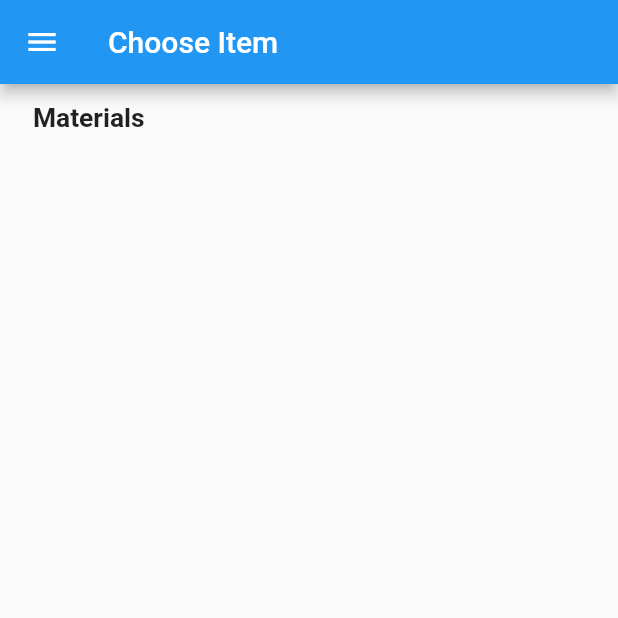
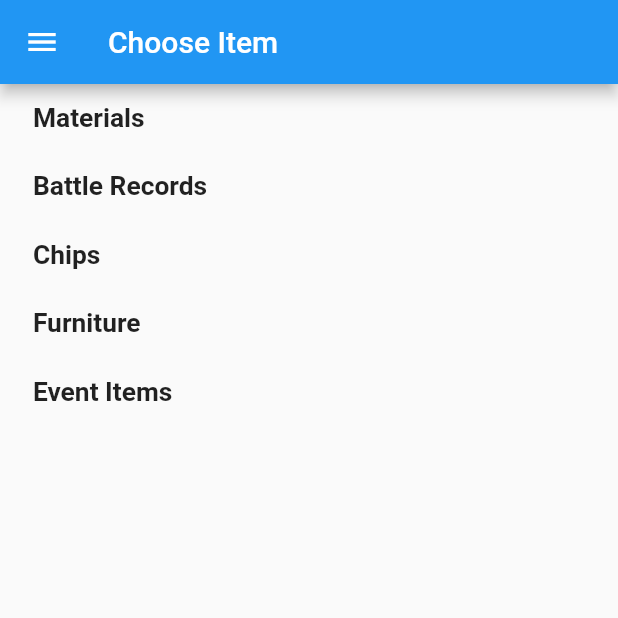
Before and after one commit to kimomiya/Rhodersisland-Terminal, a Flutter app: the ItemsPage screen opened by its route, on a phone screen of 412 x 824 dp, the top half of it. Run offline on Flutter 3.47's test engine with Material 2 defaults, Android fonts, the phone set to English and light mode, and no system bars; our stand-ins replace auto_route, bot_toast, connectivity, dartz, dio, flutter_riverpod and 11 more; accounts and stored records are empty; generated files the repository leaves out were written again; network calls fail.

Commit message:
feat(implement): display all items on items page

```diff
--- a/lib/l10n/intl_en.arb
+++ b/lib/l10n/intl_en.arb
@@ -7,12 +7,12 @@
   "splash": "Splash",
   "connecting": "Connecting to the neural network of Rhodes Island",
   "amiyaAttention": "There's still lots of work that needs to be done, Doctor. You can't rest now!",
-  "items": "Choose Item",
-  "activityItem": "Event Items",
-  "cardExp": "Battle Records",
-  "chip": "Chips",
-  "furn": "Furniture",
-  "material": "Materials",
+  "chooseItem": "Choose Item",
+  "eventItems": "Event Items",
+  "battleRecords": "Battle Records",
+  "chips": "Chips",
+  "furniture": "Furniture",
+  "materials": "Materials",
   "uncategorized": "Uncategorized",
   "recruit": "Recruit"
 }
--- a/lib/presentation/core/widgets/rhodes_app_bar.dart
+++ b/lib/presentation/core/widgets/rhodes_app_bar.dart
@@ -9,13 +9,13 @@ class RhodesAppBar extends StatelessWidget implements PreferredSizeWidget {
   @override
   Size get preferredSize => const Size.fromHeight(kToolbarHeight);
 
-  final String title;
+  final Widget title;
   final List<Widget> actions;
 
   @override
   Widget build(BuildContext context) {
     return AppBar(
-      title: Text(title),
+      title: title,
       actions: actions,
     );
   }
--- a/lib/presentation/item/items_page.dart
+++ b/lib/presentation/item/items_page.dart
@@ -12,14 +12,20 @@ class ItemsPage extends StatelessWidget {
   @override
   Widget build(BuildContext context) {
     return Scaffold(
-      appBar: RhodesAppBar(title: S.of(context).items),
+      appBar: RhodesAppBar(title: Text(S.of(context).chooseItem)),
       body: _buildBody(),
       drawer: const RhodesDrawer(),
     );
   }
 
   Widget _buildBody() {
-    const items = [MaterialItemsView()];
+    const items = [
+      MaterialsView(),
+      BattleRecordsView(),
+      ChipsView(),
+      FurnitureView(),
+      EventItemsView(),
+    ];
     return ListView.builder(
       padding: EdgeInsets.symmetric(vertical: 20.h, horizontal: 40.w),
       itemBuilder: (context, index) => items[index],
--- /dev/null
+++ b/lib/presentation/item/widgets/battle_records_view.dart
@@ -0,0 +1,64 @@
+import 'package:flutter/material.dart';
+import 'package:flutter_riverpod/flutter_riverpod.dart';
+import 'package:flutter_screenutil/flutter_screenutil.dart';
+import 'package:kt_dart/collection.dart';
+
+import '../../../application/item/item_provider.dart';
+import '../../../application/item/items_provider.dart';
+import '../../../core/enums/item_type.dart';
+import '../../../generated/l10n.dart';
+import 'item_chip.dart';
+
+final _battleRecords = Provider.autoDispose((ref) {
+  final items = ref.watch(itemsProvider.state).items;
+  return items.filter((item) => item.type == ItemType.battleRecord);
+});
+
+class BattleRecordsView extends StatelessWidget {
+  const BattleRecordsView();
+
+  @override
+  Widget build(BuildContext context) {
+    return Column(
+      crossAxisAlignment: CrossAxisAlignment.start,
+      children: [
+        _buildTypeLabel(context),
+        _buildGrid(),
+      ],
+    );
+  }
+
+  Widget _buildTypeLabel(BuildContext context) {
+    return Text(
+      S.of(context).battleRecords,
+      style: TextStyle(fontSize: 32.sp, fontWeight: FontWeight.bold),
+    );
+  }
+
+  Widget _buildGrid() {
+    return Consumer(
+      builder: (contexxt, watch, child) {
+        final battleRecords = watch(_battleRecords);
+
+        final chips = <Widget>[];
+        for (final item in battleRecords.iter) {
+          final chip = ProviderScope(
+            overrides: [currentItem.overrideWithValue(item)],
+            child: const ItemChip(),
+          );
+          chips.add(chip);
+        }
+
+        return GridView.count(
+          primary: false,
+          shrinkWrap: true,
+          padding: EdgeInsets.symmetric(vertical: 20.h),
+          crossAxisCount: 6,
+          mainAxisSpacing: 16.h,
+          crossAxisSpacing: 16.w,
+          children: chips,
+        );
+      },
+    );
+  }
+}
--- a/lib/presentation/item/widgets/material_items_view.dart
+++ b/lib/presentation/item/widgets/chips_view.dart
@@ -1,14 +1,21 @@
 import 'package:flutter/material.dart';
 import 'package:flutter_riverpod/flutter_riverpod.dart';
 import 'package:flutter_screenutil/flutter_screenutil.dart';
+import 'package:kt_dart/collection.dart';
 
 import '../../../application/item/item_provider.dart';
 import '../../../application/item/items_provider.dart';
-import '../../../core/constants/assets_path.dart';
+import '../../../core/enums/item_type.dart';
 import '../../../generated/l10n.dart';
+import 'item_chip.dart';
 
-class MaterialItemsView extends StatelessWidget {
-  const MaterialItemsView();
+final _chips = Provider.autoDispose((ref) {
+  final items = ref.watch(itemsProvider.state).items;
+  return items.filter((item) => item.type == ItemType.chip);
+});
+
+class ChipsView extends StatelessWidget {
+  const ChipsView();
 
   @override
   Widget build(BuildContext context) {
@@ -23,7 +30,7 @@ class MaterialItemsView extends StatelessWidget {
 
   Widget _buildTypeLabel(BuildContext context) {
     return Text(
-      S.of(context).material,
+      S.of(context).chips,
       style: TextStyle(fontSize: 32.sp, fontWeight: FontWeight.bold),
     );
   }
@@ -31,13 +38,13 @@ class MaterialItemsView extends StatelessWidget {
   Widget _buildGrid() {
     return Consumer(
       builder: (contexxt, watch, child) {
-        final materials = watch(materialItems);
+        final battleRecords = watch(_chips);
 
         final chips = <Widget>[];
-        for (final item in materials.iter) {
+        for (final item in battleRecords.iter) {
           final chip = ProviderScope(
             overrides: [currentItem.overrideWithValue(item)],
-            child: const _ItemChip(),
+            child: const ItemChip(),
           );
           chips.add(chip);
         }
@@ -55,34 +62,3 @@ class MaterialItemsView extends StatelessWidget {
     );
   }
 }
-
-//* Components
-
-class _ItemChip extends ConsumerWidget {
-  const _ItemChip();
-
-  @override
-  Widget build(BuildContext context, ScopedReader watch) {
-    final item = watch(currentItem);
-    final coordX = item.spriteCoord.x;
-    final coordY = item.spriteCoord.y;
-    final assetPath = spritePath.replaceFirst('{x}_{y}', '${coordX}_$coordY');
-    return GestureDetector(
-      child: ClipOval(
-        child: Image.asset(assetPath, fit: BoxFit.contain),
-      ),
-      onTap: () => _onItemTap(context),
-      onLongPress: () => _onItemLongPress(context),
-    );
-  }
-
-  //* Event Methods
-
-  void _onItemTap(BuildContext context) {
-    // TODO(hiei): should navigate to item drop page
-  }
-
-  void _onItemLongPress(BuildContext context) {
-    // TODO(hiei): should show simple drap table
-  }
-}
--- /dev/null
+++ b/lib/presentation/item/widgets/event_items_view.dart
@@ -0,0 +1,64 @@
+import 'package:flutter/material.dart';
+import 'package:flutter_riverpod/flutter_riverpod.dart';
+import 'package:flutter_screenutil/flutter_screenutil.dart';
+import 'package:kt_dart/collection.dart';
+
+import '../../../application/item/item_provider.dart';
+import '../../../application/item/items_provider.dart';
+import '../../../core/enums/item_type.dart';
+import '../../../generated/l10n.dart';
+import 'item_chip.dart';
+
+final _eventItems = Provider.autoDispose((ref) {
+  final items = ref.watch(itemsProvider.state).items;
+  return items.filter((item) => item.type == ItemType.eventItem);
+});
+
+class EventItemsView extends StatelessWidget {
+  const EventItemsView();
+
+  @override
+  Widget build(BuildContext context) {
+    return Column(
+      crossAxisAlignment: CrossAxisAlignment.start,
+      children: [
+        _buildTypeLabel(context),
+        _buildGrid(),
+      ],
+    );
+  }
+
+  Widget _buildTypeLabel(BuildContext context) {
+    return Text(
+      S.of(context).eventItems,
+      style: TextStyle(fontSize: 32.sp, fontWeight: FontWeight.bold),
+    );
+  }
+
+  Widget _buildGrid() {
+    return Consumer(
+      builder: (contexxt, watch, child) {
+        final eventItems = watch(_eventItems);
+
+        final chips = <Widget>[];
+        for (final item in eventItems.iter) {
+          final chip = ProviderScope(
+            overrides: [currentItem.overrideWithValue(item)],
+            child: const ItemChip(),
+          );
+          chips.add(chip);
+        }
+
+        return GridView.count(
+          primary: false,
+          shrinkWrap: true,
+          padding: EdgeInsets.symmetric(vertical: 20.h),
+          crossAxisCount: 6,
+          mainAxisSpacing: 16.h,
+          crossAxisSpacing: 16.w,
+          children: chips,
+        );
+      },
+    );
+  }
+}
--- /dev/null
+++ b/lib/presentation/item/widgets/furniture_view.dart
@@ -0,0 +1,64 @@
+import 'package:flutter/material.dart';
+import 'package:flutter_riverpod/flutter_riverpod.dart';
+import 'package:flutter_screenutil/flutter_screenutil.dart';
+import 'package:kt_dart/collection.dart';
+
+import '../../../application/item/item_provider.dart';
+import '../../../application/item/items_provider.dart';
+import '../../../core/enums/item_type.dart';
+import '../../../generated/l10n.dart';
+import 'item_chip.dart';
+
+final _furniture = Provider.autoDispose((ref) {
+  final items = ref.watch(itemsProvider.state).items;
+  return items.filter((item) => item.type == ItemType.furniture);
+});
+
+class FurnitureView extends StatelessWidget {
+  const FurnitureView();
+
+  @override
+  Widget build(BuildContext context) {
+    return Column(
+      crossAxisAlignment: CrossAxisAlignment.start,
+      children: [
+        _buildTypeLabel(context),
+        _buildGrid(),
+      ],
+    );
+  }
+
+  Widget _buildTypeLabel(BuildContext context) {
+    return Text(
+      S.of(context).furniture,
+      style: TextStyle(fontSize: 32.sp, fontWeight: FontWeight.bold),
+    );
+  }
+
+  Widget _buildGrid() {
+    return Consumer(
+      builder: (contexxt, watch, child) {
+        final furniture = watch(_furniture);
+
+        final chips = <Widget>[];
+        for (final item in furniture.iter) {
+          final chip = ProviderScope(
+            overrides: [currentItem.overrideWithValue(item)],
+            child: const ItemChip(),
+          );
+          chips.add(chip);
+        }
+
+        return GridView.count(
+          primary: false,
+          shrinkWrap: true,
+          padding: EdgeInsets.symmetric(vertical: 20.h),
+          crossAxisCount: 6,
+          mainAxisSpacing: 16.h,
+          crossAxisSpacing: 16.w,
+          children: chips,
+        );
+      },
+    );
+  }
+}
--- a/lib/presentation/item/widgets/index.dart
+++ b/lib/presentation/item/widgets/index.dart
@@ -1 +1,5 @@
-export 'material_items_view.dart';
+export 'battle_records_view.dart';
+export 'chips_view.dart';
+export 'event_items_view.dart';
+export 'furniture_view.dart';
+export 'materials_view.dart';
--- /dev/null
+++ b/lib/presentation/item/widgets/materials_view.dart
@@ -0,0 +1,64 @@
+import 'package:flutter/material.dart';
+import 'package:flutter_riverpod/flutter_riverpod.dart';
+import 'package:flutter_screenutil/flutter_screenutil.dart';
+import 'package:kt_dart/collection.dart';
+
+import '../../../application/item/item_provider.dart';
+import '../../../application/item/items_provider.dart';
+import '../../../core/enums/item_type.dart';
+import '../../../generated/l10n.dart';
+import 'item_chip.dart';
+
+final _materials = Provider.autoDispose((ref) {
+  final items = ref.watch(itemsProvider.state).items;
+  return items.filter((item) => item.type == ItemType.material);
+});
+
+class MaterialsView extends StatelessWidget {
+  const MaterialsView();
+
+  @override
+  Widget build(BuildContext context) {
+    return Column(
+      crossAxisAlignment: CrossAxisAlignment.start,
+      children: [
+        _buildTypeLabel(context),
+        _buildGrid(),
+      ],
+    );
+  }
+
+  Widget _buildTypeLabel(BuildContext context) {
+    return Text(
+      S.of(context).materials,
+      style: TextStyle(fontSize: 32.sp, fontWeight: FontWeight.bold),
+    );
+  }
+
+  Widget _buildGrid() {
+    return Consumer(
+      builder: (contexxt, watch, child) {
+        final materials = watch(_materials);
+
+        final chips = <Widget>[];
+        for (final item in materials.iter) {
+          final chip = ProviderScope(
+            overrides: [currentItem.overrideWithValue(item)],
+            child: const ItemChip(),
+          );
+          chips.add(chip);
+        }
+
+        return GridView.count(
+          primary: false,
+          shrinkWrap: true,
+          padding: EdgeInsets.symmetric(vertical: 20.h),
+          crossAxisCount: 6,
+          mainAxisSpacing: 16.h,
+          crossAxisSpacing: 16.w,
+          children: chips,
+        );
+      },
+    );
+  }
+}
```
Also changed, not shown: lib/application/item/items_provider.dart (+0 -27 lines), lib/core/enums/item_type.dart (+14 -14 lines), lib/l10n/intl_ja.arb (+6 -6 lines), lib/l10n/intl_zh_CN.arb (+6 -6 lines), lib/presentation/item/widgets/item_chip.dart (added, +56 -0 lines), lib/generated/intl/messages_en.dart, lib/generated/intl/messages_ja.dart, lib/generated/intl/messages_zh_CN.dart, lib/generated/l10n.dart.
